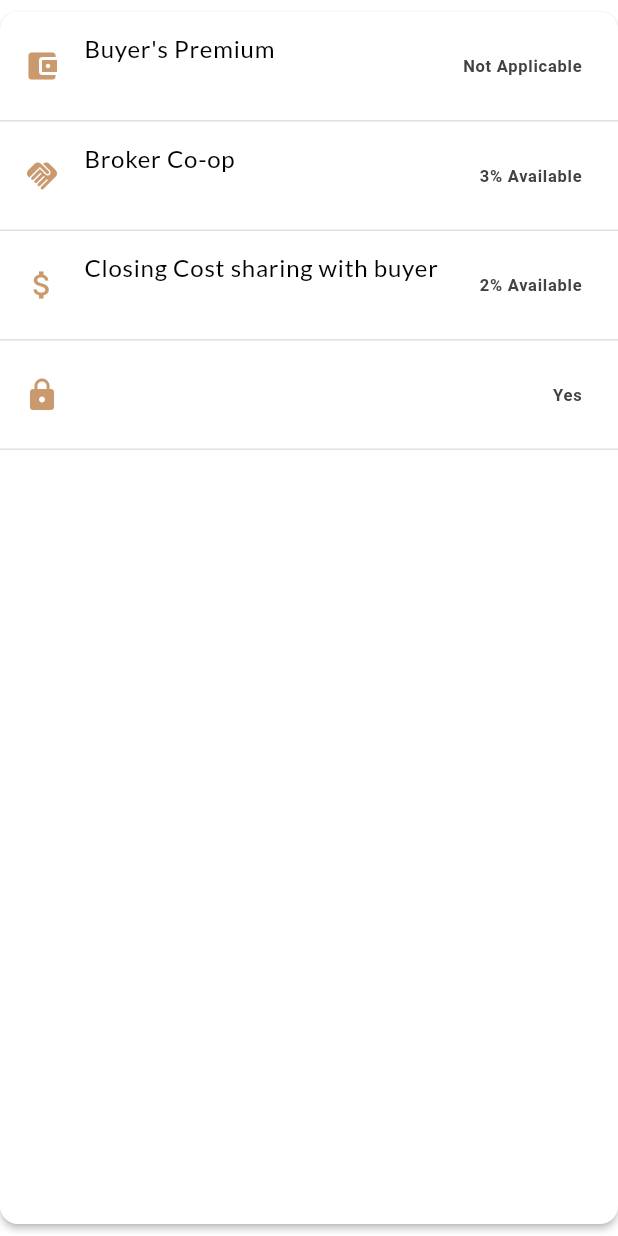
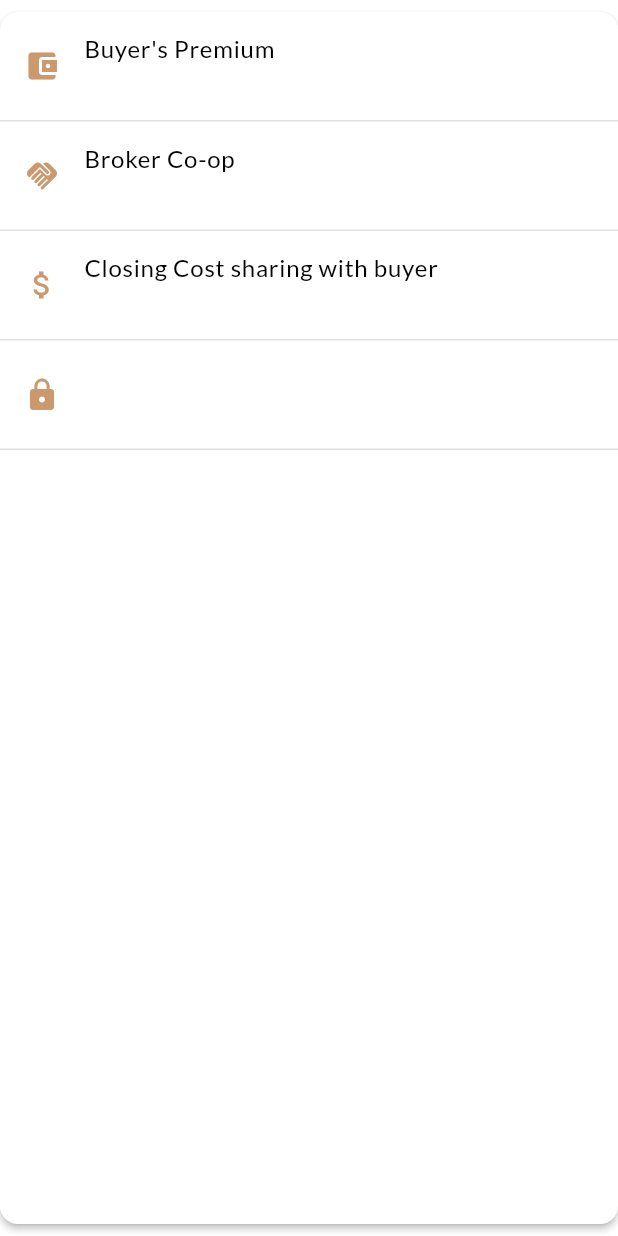
Before and after one commit to DeepVaghasiya15/Auction-Tree, a Flutter app: the FeesCommission widget shown alone on an empty page, opened directly with empty values, on a phone screen of 412 x 824 dp. Run offline on Flutter 3.47's test engine with Material 3 defaults, Android fonts, the phone set to English and light mode, and no system bars; our stand-ins replace google_maps_flutter.

Commit message:
dynamic detail

```diff
--- a/lib/screens/widgets/bottom_navigation_homescreen/discover_screen.dart
+++ b/lib/screens/widgets/bottom_navigation_homescreen/discover_screen.dart
@@ -102,7 +102,7 @@ class _DiscoverScreenState extends State<DiscoverScreen> {
                 Row(
                   mainAxisAlignment: MainAxisAlignment.spaceEvenly,
                   children: [
-                    _buildIconSquare(Icons.terrain, 'Land', const Color(0xFFCA996E)),
+                    _buildIconSquare(Icons.landscape_rounded, 'Land', const Color(0xFFCA996E)),
                     _buildIconSquare(Icons.business, 'Commercial', const Color(0xFFCA996E)),
                     _buildIconSquare(Icons.home_filled, 'Residential', const Color(0xFFCA996E)),
                   ],
--- a/lib/screens/widgets/bottom_navigation_homescreen/discover_screen_widgets/search_bar_widget.dart
+++ b/lib/screens/widgets/bottom_navigation_homescreen/discover_screen_widgets/search_bar_widget.dart
@@ -118,8 +118,6 @@ class _SearchScreenState extends State<SearchScreen> {
                     ),
                     child: const Text('Search',style: TextStyle(fontSize: 20,color: Colors.black),),
                   ),
-
-
                 ],
               ),
             ),
--- a/lib/screens/widgets/property_details_widgets/fees_and_commission.dart
+++ b/lib/screens/widgets/property_details_widgets/fees_and_commission.dart
@@ -26,28 +26,28 @@ class FeesCommission extends StatelessWidget {
               context,
               title: "Buyer's Premium",
               subtitle: subtitleFC,
-              trailing: "Not Applicable",
+              trailing: trailingFC,
               icon: Icons.account_balance_wallet,
             ),
             _buildListTile(
               context,
               title: "Broker Co-op",
               subtitle: subtitle2FC,
-              trailing: "3% Available",
+              trailing: trailing2FC,
               icon: Icons.handshake,
             ),
             _buildListTile(
               context,
               title: "Closing Cost sharing with buyer",
               subtitle: subtitle3FC,
-              trailing: "2% Available",
+              trailing: trailing3FC,
               icon: Icons.attach_money,
             ),
             _buildListTile(
               context,
               title: title4,
               subtitle: subtitle4FC,
-              trailing: "Yes",
+              trailing: trailing4FC,
               icon: Icons.lock,
             ),
           ],
```
Also changed, not shown: lib/screens/propertyDetail_screen.dart (+39 -39 lines).
